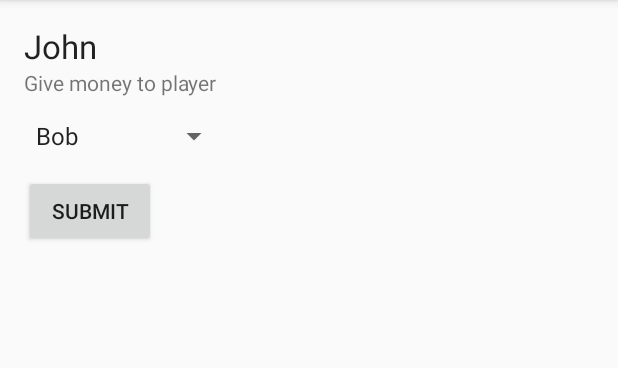
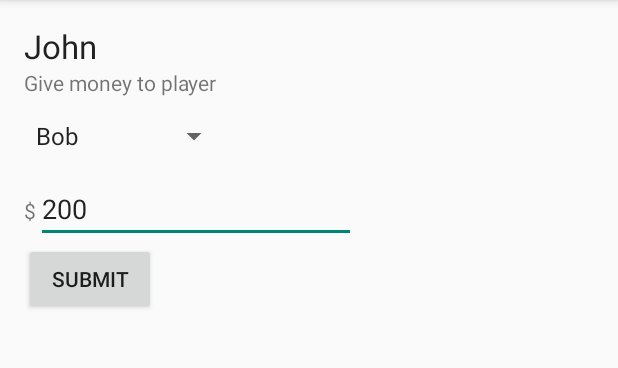
Before and after one commit to parkm/Monop, an Android app: the screen it shows after launch (PlayerActionActivity), after a tap on "ACTION", on a phone screen of 412 x 824 dp, the part 84-452 px from its top. Run offline under Robolectric (Android 15) with nearby library versions, the phone set to English and light mode, and no system bars.

```diff
--- a/app/src/main/java/com/github/parkm/monop/PlayerActionActivity.java
+++ b/app/src/main/java/com/github/parkm/monop/PlayerActionActivity.java
@@ -32,8 +32,10 @@ public class PlayerActionActivity extends ActionBarActivity {
             @Override
             public void onClick(View view) {
                 Player selectedPlayer = playerBySpinnerIndex.get(playerListSpinner.getSelectedItemPosition());
-                activePlayer.balance -= 200;
-                selectedPlayer.balance += 200;
+                TextView moneyAmount = (TextView) findViewById(R.id.moneyAmount);
+                int money = Integer.parseInt(moneyAmount.getText().toString());
+                activePlayer.balance -= money;
+                selectedPlayer.balance += money;
                 finish();
             }
         });
--- a/app/src/main/res/layout/activity_player_action.xml
+++ b/app/src/main/res/layout/activity_player_action.xml
@@ -39,11 +39,33 @@
                 android:layout_height="52dp"
                 android:id="@+id/playerListSpinner" />
 
+            <LinearLayout
+                android:orientation="horizontal"
+                android:layout_width="match_parent"
+                android:layout_height="wrap_content">
+
+                <TextView
+                    android:layout_width="wrap_content"
+                    android:layout_height="wrap_content"
+                    android:textAppearance="?android:attr/textAppearanceSmall"
+                    android:text="$"
+                    android:id="@+id/textView3" />
+
+                <EditText
+                    android:layout_width="wrap_content"
+                    android:layout_height="wrap_content"
+                    android:inputType="numberSigned"
+                    android:ems="10"
+                    android:id="@+id/moneyAmount"
+                    android:text="200" />
+            </LinearLayout>
+
             <Button
                 android:layout_width="wrap_content"
                 android:layout_height="wrap_content"
                 android:text="Submit"
                 android:id="@+id/submitButton" />
+
         </LinearLayout>
     </LinearLayout>
 
```
